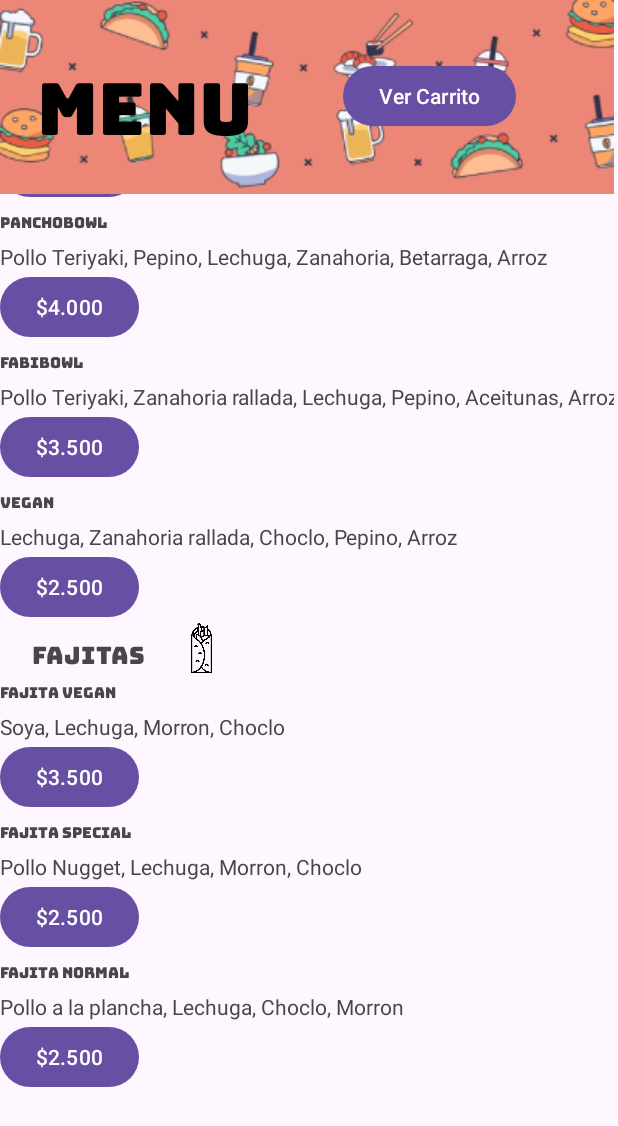
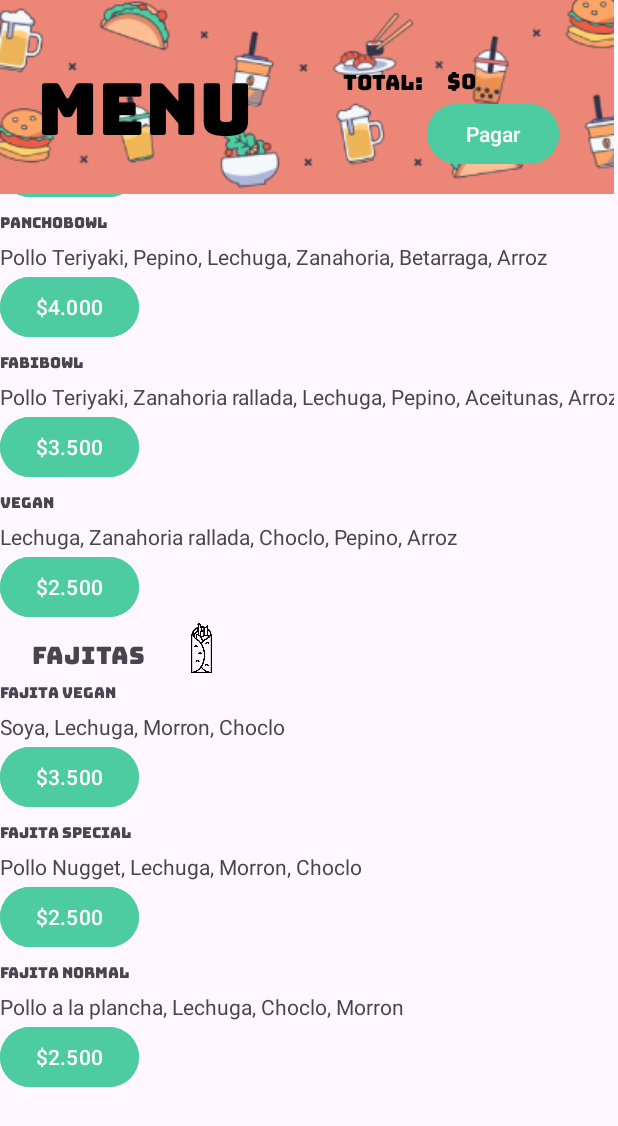
Before and after one commit to NachoMezaM/CocoBolt, an Android app: the MainMenu screen opened directly, with no data from a screen before it, scrolled down 230 dp, on a phone screen of 412 x 824 dp. Shown: the top 1126 px of the screen. Run offline under Robolectric (Android 15) with nearby library versions, the phone set to English and light mode, and no system bars; our stand-ins replace Firebase (no records; nobody signed in at launch, a user with empty details on screens opened directly).

Commit message:
GPS + DB Final

```diff
--- a/app/build.gradle.kts
+++ b/app/build.gradle.kts
@@ -1,6 +1,7 @@
 plugins {
     alias(libs.plugins.androidApplication)
     id("com.google.gms.google-services")
+
 }
 
 android {
@@ -37,7 +38,12 @@ dependencies {
     implementation(libs.constraintlayout)
     implementation(libs.firebase.firestore)
     implementation(libs.firebase.storage)
+    implementation(libs.firebase.database)
     testImplementation(libs.junit)
     androidTestImplementation(libs.ext.junit)
     androidTestImplementation(libs.espresso.core)
+    implementation(platform("com.google.firebase:firebase-bom:33.0.0"))
+    implementation("com.google.firebase:firebase-analytics")
+    implementation ("com.google.android.gms:play-services-location:18.0.0")
+    implementation ("com.google.android.gms:play-services-maps:18.1.0")
 }
--- a/app/src/main/java/com/example/cocobolt/MainMenu.java
+++ b/app/src/main/java/com/example/cocobolt/MainMenu.java
@@ -3,29 +3,43 @@ import android.content.Intent;
 import android.os.Bundle;
 import android.view.View;
 import android.widget.Button;
+import android.widget.TextView;
 import android.widget.Toast;
 import androidx.activity.EdgeToEdge;
 import androidx.appcompat.app.AppCompatActivity;
 import androidx.core.graphics.Insets;
 import androidx.core.view.ViewCompat;
 import androidx.core.view.WindowInsetsCompat;
+import com.google.firebase.database.DatabaseReference;
 import com.google.firebase.firestore.FirebaseFirestore;
+import com.google.firebase.FirebaseApp;
+import com.google.firebase.database.FirebaseDatabase;
+import com.google.firebase.database.DatabaseReference;
+import com.google.firebase.database.FirebaseDatabase;
+import java.io.Serializable;
 import java.util.ArrayList;
 import java.util.List;
 
-public class MainMenu extends AppCompatActivity {
-    FirebaseFirestore db = FirebaseFirestore.getInstance();
-    public class Producto {
+public class MainMenu extends AppCompatActivity implements Serializable {
+
+    public class Producto implements Serializable{
         private String nombre;
         private int precio;
 
-        public Producto(String nombre, int precio) {
+        public Producto (String nombre, int precio) {
             this.nombre = nombre;
             this.precio = precio;
         }
+        public String getNombre() {
+            return nombre;
+        }
 
+        public int getPrecio() {
+            return precio;
+        }
         // getters y setters
     }
+    private List<Integer> cantidad = new ArrayList<>();
     private List<Producto> carrito = new ArrayList<>();
     private Button agregarcarro1;
     private Button agregarcarro2;
@@ -35,12 +49,28 @@ public class MainMenu extends AppCompatActivity {
     private Button agregarcarro6;
     private Button agregarcarro7;
     private Button agregarcarro8;
+    private Button vercarrito;
+    private DatabaseReference databaseReference;
+    private DatabaseReference mDatabase;
+    private int total = 0;
+    public static int boleta = 0;
+    private int ptotal = 0;
+
 
     @Override
     protected void onCreate(Bundle savedInstanceState) {
         super.onCreate(savedInstanceState);
         EdgeToEdge.enable(this);
         setContentView(R.layout.activity_main_menu);
+        //iniciar conexion  //CONECTAR DB
+        FirebaseApp.initializeApp(this);
+        FirebaseDatabase.getInstance().setPersistenceEnabled(true);
+        mDatabase = FirebaseDatabase.getInstance().getReference();
+        //INICIALIZAR CONTADOR CANTIDAD X PRODUCTO
+        for (int i = 0; i < 8; i++) {
+            cantidad.add(0);
+        }
+
 
         ViewCompat.setOnApplyWindowInsetsListener(findViewById(R.id.main), (v, insets) -> {
             Insets systemBars = insets.getInsets(WindowInsetsCompat.Type.systemBars());
@@ -48,16 +78,36 @@ public class MainMenu extends AppCompatActivity {
             return insets;
         });
 
-        Button vercarrito = findViewById(R.id.BTcarrito);
+        TextView valortotal = findViewById(R.id.valortotal);
+        valortotal.setText("$"+total);
+        //INICIALIZAMOS NOMBRES
+        TextView nombre1 = findViewById(R.id.nombre1);
+        TextView nombre2 = findViewById(R.id.nombre2);
+        TextView nombre3 = findViewById(R.id.nombre3);
+        TextView nombre4 = findViewById(R.id.nombre4);
+        TextView nombre5 = findViewById(R.id.nombre5);
+        TextView nombre6 = findViewById(R.id.nombre6);
+        TextView nombre7 = findViewById(R.id.nombre7);
+        TextView nombre8 = findViewById(R.id.nombre8);
+
+
+        //VER CARRITO
+        vercarrito = findViewById(R.id.BTcarrito);
         vercarrito.setOnClickListener(new View.OnClickListener() {
             @Override
             public void onClick(View v) {
-                Intent intent = new Intent(MainMenu.this, MainCarrito.class);
-                startActivity(intent);
+                System.out.println(carrito);
+                mDatabase.push().setValue(carrito);
+                boleta = total;
+                Intent intent1 = new Intent(MainMenu.this, MainActivity2.class);
+                cantidad.clear();
+                carrito.clear();
+                total = 0;
+                Toast.makeText(MainMenu.this, "Pedido pagado correctamente", Toast.LENGTH_SHORT).show();
+                startActivity(intent1);
+
             }
         });
-
-
 
         //AGREGAR AL CARRO TODAS LAS OPCIOENS
         agregarcarro1 = findViewById(R.id.agregarcarro1);
@@ -66,6 +116,10 @@ public class MainMenu extends AppCompatActivity {
             public void onClick(View v) {
                 Producto nachibowl = new Producto("NachiBowl", 4500);
                 carrito.add(nachibowl);
+                cantidad.set(0,cantidad.get(0)+1);
+                nombre1.setText("NachiBowl | Cantidad: "+cantidad.get(0));
+                total = total + 4500;
+                valortotal.setText("$"+total);
                 Toast.makeText(MainMenu.this, "Se ha agregado el producto al carrito", Toast.LENGTH_SHORT).show();
             }
         });
@@ -75,6 +129,10 @@ public class MainMenu extends AppCompatActivity {
             public void onClick(View v) {
                 Producto cocobowl = new Producto("Cocobowl", 5500);
                 carrito.add(cocobowl);
+                cantidad.set(1,cantidad.get(1)+1);
+                nombre2.setText("CocoBowl | Cantidad: "+cantidad.get(1));
+                total = total + 5500;
+                valortotal.setText("$"+total);
                 Toast.makeText(MainMenu.this, "Se ha agregado el producto al carrito", Toast.LENGTH_SHORT).show();
             }
         });
@@ -84,6 +142,10 @@ public class MainMenu extends AppCompatActivity {
             public void onClick(View v) {
                 Producto panchobowl = new Producto("PanchoBowl", 4000);
                 carrito.add(panchobowl);
+                cantidad.set(2,cantidad.get(2)+1);
+                nombre3.setText("PanchoBowl | Cantidad: "+cantidad.get(2));
+                total = total + 4000;
+                valortotal.setText("$"+total);
                 Toast.makeText(MainMenu.this, "Se ha agregado el producto al carrito", Toast.LENGTH_SHORT).show();
             }
         });
@@ -93,6 +155,10 @@ public class MainMenu extends AppCompatActivity {
             public void onClick(View v) {
                 Producto fabibowl = new Producto("FabiBowl", 3500);
                 carrito.add(fabibowl);
+                cantidad.set(3,cantidad.get(3)+1);
+                nombre4.setText("FabiBowl | Cantidad: "+cantidad.get(3));
+                total = total + 3500;
+                valortotal.setText("$"+total);
                 Toast.makeText(MainMenu.this, "Se ha agregado el producto al carrito", Toast.LENGTH_SHORT).show();
             }
         });
@@ -102,6 +168,10 @@ public class MainMenu extends AppCompatActivity {
             public void onClick(View v) {
                 Producto vegan = new Producto("Vegan Bowl", 2500);
                 carrito.add(vegan);
+                cantidad.set(4,cantidad.get(4)+1);
+                nombre5.setText("Vegan | Cantidad: "+cantidad.get(4));
+                total = total + 2500;
+                valortotal.setText("$"+total);
                 Toast.makeText(MainMenu.this, "Se ha agregado el producto al carrito", Toast.LENGTH_SHORT).show();
             }
         });
@@ -111,6 +181,10 @@ public class MainMenu extends AppCompatActivity {
             public void onClick(View v) {
                 Producto fajita_vegan = new Producto("Fajita Vegan", 3500);
                 carrito.add(fajita_vegan);
+                cantidad.set(5,cantidad.get(5)+1);
+                nombre6.setText("Fajita Vegan | Cantidad: "+cantidad.get(5));
+                total = total + 3500;
+                valortotal.setText("$"+total);
                 Toast.makeText(MainMenu.this, "Se ha agregado el producto al carrito", Toast.LENGTH_SHORT).show();
             }
         });
@@ -120,6 +194,10 @@ public class MainMenu extends AppCompatActivity {
             public void onClick(View v) {
                 Producto fajita_especial = new Producto("Fajita Especial", 2500);
                 carrito.add(fajita_especial);
+                cantidad.set(6,cantidad.get(6)+1);
+                nombre7.setText("Fajita Especial | Cantidad: "+cantidad.get(6));
+                total = total + 2500;
+                valortotal.setText("$"+total);
                 Toast.makeText(MainMenu.this, "Se ha agregado el producto al carrito", Toast.LENGTH_SHORT).show();
             }
         });
@@ -129,6 +207,10 @@ public class MainMenu extends AppCompatActivity {
             public void onClick(View v) {
                 Producto Fajita_normal = new Producto("Fajita Normal", 2500);
                 carrito.add(Fajita_normal);
+                cantidad.set(7,cantidad.get(7)+1);
+                nombre8.setText("Fajita Normal | Cantidad: "+cantidad.get(7));
+                total = total + 2500;
+                valortotal.setText("$"+total);
                 Toast.makeText(MainMenu.this, "Se ha agregado el producto al carrito", Toast.LENGTH_SHORT).show();
             }
         });
--- a/app/src/main/res/layout/activity_main_menu.xml
+++ b/app/src/main/res/layout/activity_main_menu.xml
@@ -46,12 +46,38 @@
                 android:id="@+id/BTcarrito"
                 android:layout_width="wrap_content"
                 android:layout_height="wrap_content"
-                android:layout_marginStart="36dp"
-                android:text="Ver Carrito"
+                android:layout_marginStart="92dp"
+                android:text="Pagar"
+                android:backgroundTint="#4CCCA0"
                 app:layout_constraintBottom_toBottomOf="parent"
                 app:layout_constraintStart_toEndOf="@+id/tittle"
                 app:layout_constraintTop_toTopOf="parent"
-                app:layout_constraintVertical_bias="0.493" />
+                app:layout_constraintVertical_bias="0.802" />
+
+            <TextView
+                android:id="@+id/textView3"
+                android:layout_width="wrap_content"
+                android:layout_height="wrap_content"
+                android:layout_marginStart="36dp"
+                android:fontFamily="@font/bungee"
+                android:text="Total:"
+                android:textColor="#000000"
+                app:layout_constraintBottom_toBottomOf="parent"
+                app:layout_constraintStart_toEndOf="@+id/tittle"
+                app:layout_constraintTop_toTopOf="parent"
+                app:layout_constraintVertical_bias="0.397" />
+
+            <TextView
+                android:id="@+id/valortotal"
+                android:layout_width="wrap_content"
+                android:layout_height="wrap_content"
+                android:layout_marginStart="16dp"
+                android:layout_marginTop="36dp"
+                android:fontFamily="@font/bungee"
+                android:text="$"
+                android:textColor="#000000"
+                app:layout_constraintStart_toEndOf="@+id/textView3"
+                app:layout_constraintTop_toTopOf="parent" />
         </androidx.constraintlayout.widget.ConstraintLayout>
 
         <ScrollView
@@ -122,7 +148,9 @@
                         android:id="@+id/agregarcarro1"
                         android:layout_width="wrap_content"
                         android:layout_height="match_parent"
+                        android:backgroundTint="#4CCCA0"
                         android:text="$4.500" />
+
                 </LinearLayout>
 
                 <LinearLayout
@@ -149,6 +177,7 @@
                         android:id="@+id/agregarcarro2"
                         android:layout_width="wrap_content"
                         android:layout_height="match_parent"
+                        android:backgroundTint="#4CCCA0"
                         android:text="$5.500" />
                 </LinearLayout>
 
@@ -176,6 +205,7 @@
                         android:id="@+id/agregarcarro3"
                         android:layout_width="wrap_content"
                         android:layout_height="match_parent"
+                        android:backgroundTint="#4CCCA0"
                         android:text="$4.000" />
                 </LinearLayout>
 
@@ -203,6 +233,7 @@
                         android:id="@+id/agregarcarro4"
                         android:layout_width="wrap_content"
                         android:layout_height="match_parent"
+                        android:backgroundTint="#4CCCA0"
                         android:text="$3.500" />
                 </LinearLayout>
 
@@ -230,6 +261,7 @@
                         android:id="@+id/agregarcarro5"
                         android:layout_width="wrap_content"
                         android:layout_height="match_parent"
+                        android:backgroundTint="#4CCCA0"
                         android:text="$2.500" />
                 </LinearLayout>
 
@@ -288,6 +320,7 @@
                         android:id="@+id/agregarcarro6"
                         android:layout_width="wrap_content"
                         android:layout_height="match_parent"
+                        android:backgroundTint="#4CCCA0"
                         android:text="$3.500" />
                 </LinearLayout>
 
@@ -315,6 +348,7 @@
                         android:id="@+id/agregarcarro7"
                         android:layout_width="wrap_content"
                         android:layout_height="match_parent"
+                        android:backgroundTint="#4CCCA0"
                         android:text="$2.500" />
                 </LinearLayout>
 
@@ -342,6 +376,7 @@
                         android:id="@+id/agregarcarro8"
                         android:layout_width="wrap_content"
                         android:layout_height="match_parent"
+                        android:backgroundTint="#4CCCA0"
                         android:text="$2.500" />
 
                 </LinearLayout>
--- a/build.gradle.kts
+++ b/build.gradle.kts
@@ -6,4 +6,5 @@ buildscript {
 // Top-level build file where you can add configuration options common to all sub-projects/modules.
 plugins {
     alias(libs.plugins.androidApplication) apply false
+    id("com.google.gms.google-services") version "4.4.1" apply false
 }
--- a/gradle/libs.versions.toml
+++ b/gradle/libs.versions.toml
@@ -10,6 +10,7 @@ constraintlayout = "2.1.4"
 googleServices = "4.4.1"
 firebaseFirestore = "25.0.0"
 firebaseStorage = "21.0.0"
+firebaseDatabase = "21.0.0"
 
 [libraries]
 junit = { group = "junit", name = "junit", version.ref = "junit" }
@@ -22,6 +23,7 @@ constraintlayout = { group = "androidx.constraintlayout", name = "constraintlayo
 google-services = { group = "com.google.gms", name = "google-services", version.ref = "googleServices" }
 firebase-firestore = { group = "com.google.firebase", name = "firebase-firestore", version.ref = "firebaseFirestore" }
 firebase-storage = { group = "com.google.firebase", name = "firebase-storage", version.ref = "firebaseStorage" }
+firebase-database = { group = "com.google.firebase", name = "firebase-database", version.ref = "firebaseDatabase" }
 
 [plugins]
 androidApplication = { id = "com.android.application", version.ref = "agp" }
```
Also changed, not shown: app/src/main/AndroidManifest.xml (+11 -1 lines), app/src/main/java/com/example/cocobolt/MainActivity2.java (added, +175 -0 lines), app/src/main/java/com/example/cocobolt/MainCarrito.java (deleted, +0 -27 lines), app/src/main/res/layout/activity_main2.xml (added, +130 -0 lines), app/src/main/res/layout/activity_main_carrito.xml (deleted, +0 -44 lines).
